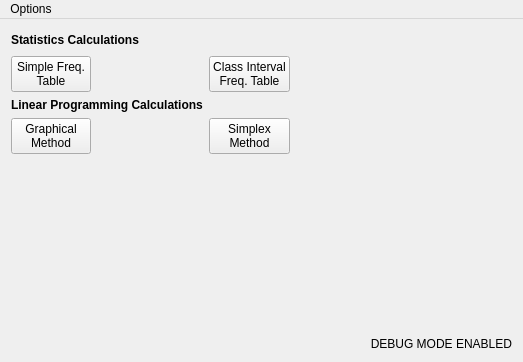
The window that ui/shelper.ui (h-nick/SHelper) describes before a commit, drawn with Qt 5.
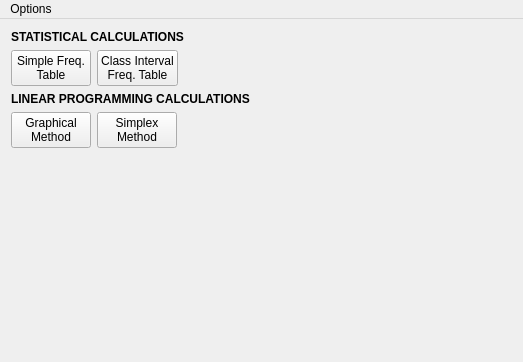
The same window after the commit.

The edit to the form file:
```diff
--- a/ui/shelper.ui
+++ b/ui/shelper.ui
@@ -15,54 +15,126 @@
   </property>
   <widget class="QWidget" name="centralWidget">
    <layout class="QGridLayout" name="gridLayout">
+    <item row="6" column="0">
+     <layout class="QHBoxLayout" name="horizontalLayout">
+      <property name="sizeConstraint">
+       <enum>QLayout::SetFixedSize</enum>
+      </property>
+      <item>
+       <widget class="QPushButton" name="button_LPgraphical">
+        <property name="enabled">
+         <bool>true</bool>
+        </property>
+        <property name="sizePolicy">
+         <sizepolicy hsizetype="Fixed" vsizetype="Fixed">
+          <horstretch>0</horstretch>
+          <verstretch>0</verstretch>
+         </sizepolicy>
+        </property>
+        <property name="text">
+         <string>Graphical
+Method</string>
+        </property>
+       </widget>
+      </item>
+      <item>
+       <widget class="QPushButton" name="button_LPSimplex">
+        <property name="sizePolicy">
+         <sizepolicy hsizetype="Fixed" vsizetype="Fixed">
+          <horstretch>0</horstretch>
+          <verstretch>0</verstretch>
+         </sizepolicy>
+        </property>
+        <property name="text">
+         <string>Simplex
+Method</string>
+        </property>
+       </widget>
+      </item>
+      <item>
+       <spacer name="horizontalSpacer_3">
+        <property name="orientation">
+         <enum>Qt::Horizontal</enum>
+        </property>
+        <property name="sizeHint" stdset="0">
+         <size>
+          <width>40</width>
+          <height>20</height>
+         </size>
+        </property>
+       </spacer>
+      </item>
+     </layout>
+    </item>
     <item row="2" column="0">
-     <widget class="QPushButton" name="button_simplefreq">
-      <property name="sizePolicy">
-       <sizepolicy hsizetype="Fixed" vsizetype="Fixed">
-        <horstretch>0</horstretch>
-        <verstretch>0</verstretch>
-       </sizepolicy>
-      </property>
-      <property name="text">
-       <string>Simple Freq.
+     <layout class="QHBoxLayout" name="horizontalLayout_2">
+      <item>
+       <widget class="QPushButton" name="button_simplefreq">
+        <property name="sizePolicy">
+         <sizepolicy hsizetype="Fixed" vsizetype="Fixed">
+          <horstretch>0</horstretch>
+          <verstretch>0</verstretch>
+         </sizepolicy>
+        </property>
+        <property name="toolTip">
+         <string>&lt;html&gt;&lt;head/&gt;&lt;body&gt;&lt;p&gt;Generates a Simple Frequency Table based on a number of variables. The Simple Frequency Table correlates the variables with the number of repetitions for each one. This option also generates a bar chart.&lt;/p&gt;&lt;/body&gt;&lt;/html&gt;</string>
+        </property>
+        <property name="text">
+         <string>Simple Freq.
 Table</string>
-      </property>
-     </widget>
+        </property>
+       </widget>
+      </item>
+      <item>
+       <widget class="QPushButton" name="button_classintervalfreq">
+        <property name="enabled">
+         <bool>true</bool>
+        </property>
+        <property name="sizePolicy">
+         <sizepolicy hsizetype="Fixed" vsizetype="Fixed">
+          <horstretch>0</horstretch>
+          <verstretch>0</verstretch>
+         </sizepolicy>
+        </property>
+        <property name="toolTip">
+         <string>&lt;html&gt;&lt;head/&gt;&lt;body&gt;&lt;p&gt;Generates a Class Interval Frequency Table based on a number of variables. This creates various marks (categories) based on the variable values inserted and correlates them with the number of repetitions for each mark. This option allows the generation of frequency polygons (Both absolute and accumulated) and histograms for the data. Also allows to measure central trends, position trends, and dispersion.&lt;/p&gt;&lt;/body&gt;&lt;/html&gt;</string>
+        </property>
+        <property name="text">
+         <string>Class Interval
+Freq. Table</string>
+        </property>
+       </widget>
+      </item>
+      <item>
+       <spacer name="horizontalSpacer_4">
+        <property name="orientation">
+         <enum>Qt::Horizontal</enum>
+        </property>
+        <property name="sizeHint" stdset="0">
+         <size>
+          <width>40</width>
+          <height>20</height>
+         </size>
+        </property>
+       </spacer>
+      </item>
+     </layout>
     </item>
-    <item row="1" column="4">
-     <spacer name="horizontalSpacer">
-      <property name="orientation">
-       <enum>Qt::Horizontal</enum>
+    <item row="1" column="0">
+     <widget class="QLabel" name="label">
+      <property name="text">
+       <string>&lt;html&gt;&lt;head/&gt;&lt;body&gt;&lt;p&gt;&lt;span style=&quot; font-weight:600;&quot;&gt;STATISTICAL CALCULATIONS&lt;/span&gt;&lt;/p&gt;&lt;/body&gt;&lt;/html&gt;</string>
       </property>
-      <property name="sizeHint" stdset="0">
-       <size>
-        <width>40</width>
-        <height>20</height>
-       </size>
-      </property>
-     </spacer>
+     </widget>
     </item>
     <item row="5" column="0">
      <widget class="QLabel" name="label_2">
       <property name="text">
-       <string>&lt;html&gt;&lt;head/&gt;&lt;body&gt;&lt;p&gt;&lt;span style=&quot; font-weight:600;&quot;&gt;Linear Programming Calculations&lt;/span&gt;&lt;/p&gt;&lt;/body&gt;&lt;/html&gt;</string>
+       <string>&lt;html&gt;&lt;head/&gt;&lt;body&gt;&lt;p&gt;&lt;span style=&quot; font-weight:600;&quot;&gt;LINEAR PROGRAMMING CALCULATIONS&lt;/span&gt;&lt;/p&gt;&lt;/body&gt;&lt;/html&gt;</string>
       </property>
      </widget>
     </item>
-    <item row="2" column="3" colspan="2">
-     <spacer name="horizontalSpacer_2">
-      <property name="orientation">
-       <enum>Qt::Horizontal</enum>
-      </property>
-      <property name="sizeHint" stdset="0">
-       <size>
-        <width>40</width>
-        <height>20</height>
-       </size>
-      </property>
-     </spacer>
-    </item>
-    <item row="7" column="4">
+    <item row="8" column="0">
      <spacer name="verticalSpacer">
       <property name="orientation">
        <enum>Qt::Vertical</enum>
@@ -75,65 +147,6 @@
       </property>
      </spacer>
     </item>
-    <item row="1" column="0">
-     <widget class="QLabel" name="label">
-      <property name="text">
-       <string>&lt;html&gt;&lt;head/&gt;&lt;body&gt;&lt;p&gt;&lt;span style=&quot; font-weight:600;&quot;&gt;Statistics Calculations&lt;/span&gt;&lt;/p&gt;&lt;/body&gt;&lt;/html&gt;</string>
-      </property>
-     </widget>
-    </item>
-    <item row="6" column="0">
-     <widget class="QPushButton" name="button_LPgraphical">
-      <property name="enabled">
-       <bool>true</bool>
-      </property>
-      <property name="sizePolicy">
-       <sizepolicy hsizetype="Fixed" vsizetype="Fixed">
-        <horstretch>0</horstretch>
-        <verstretch>0</verstretch>
-       </sizepolicy>
-      </property>
-      <property name="text">
-       <string>Graphical
-Method</string>
-      </property>
-     </widget>
-    </item>
-    <item row="2" column="1">
-     <widget class="QPushButton" name="button_classintervalfreq">
-      <property name="enabled">
-       <bool>true</bool>
-      </property>
-      <property name="sizePolicy">
-       <sizepolicy hsizetype="Fixed" vsizetype="Fixed">
-        <horstretch>0</horstretch>
-        <verstretch>0</verstretch>
-       </sizepolicy>
-      </property>
-      <property name="text">
-       <string>Class Interval
-Freq. Table</string>
-      </property>
-     </widget>
-    </item>
-    <item row="6" column="1">
-     <widget class="QPushButton" name="button_LPSimplex">
-      <property name="text">
-       <string>Simplex
-Method</string>
-      </property>
-     </widget>
-    </item>
-    <item row="8" column="4">
-     <widget class="QLabel" name="label_3">
-      <property name="text">
-       <string>DEBUG MODE ENABLED</string>
-      </property>
-      <property name="alignment">
-       <set>Qt::AlignRight|Qt::AlignTrailing|Qt::AlignVCenter</set>
-      </property>
-     </widget>
-    </item>
    </layout>
   </widget>
   <widget class="QMenuBar" name="menuBar">
```
Left out of the diff: 2 changed lines with no effect on the pictures.
